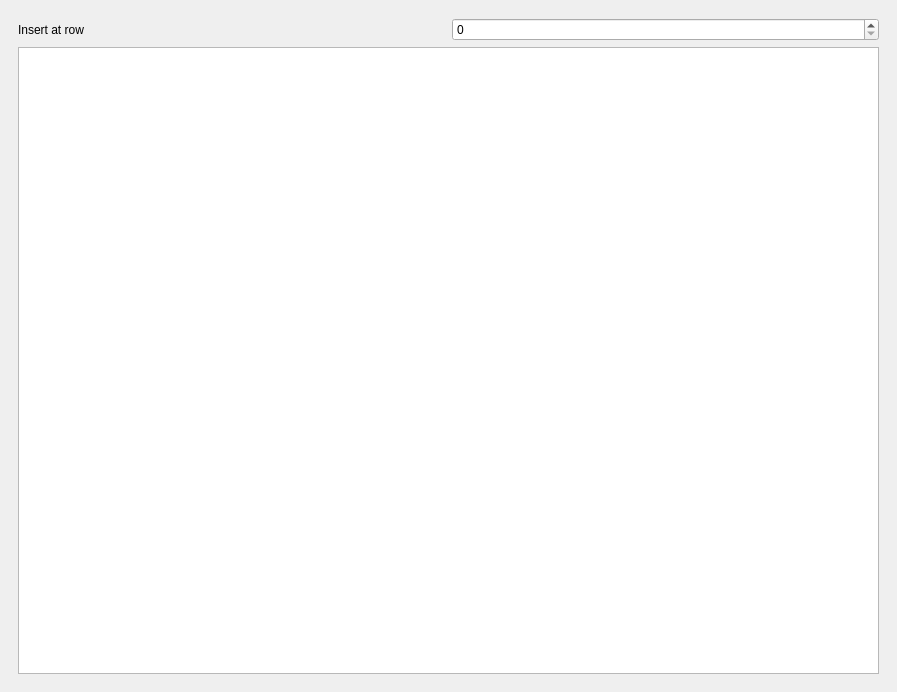
This is route_editor_dockwidget_base.ui in Drew973/route_editor as Qt 5 draws it before an edit. The edited form follows.
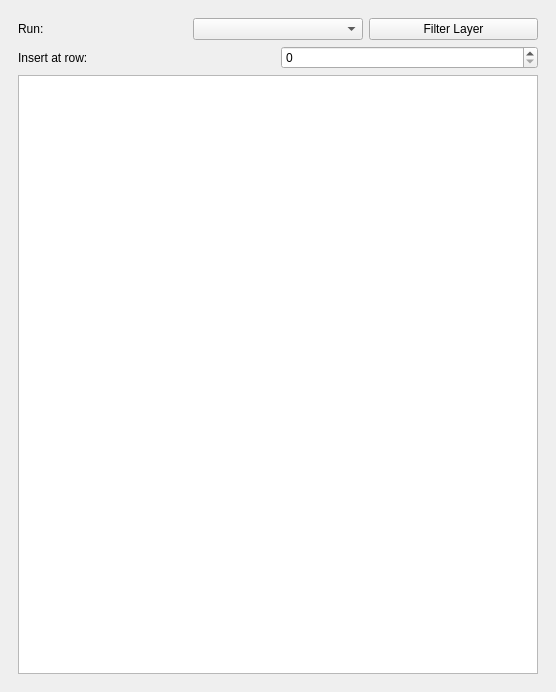
This is the edited form. Custom widgets are drawn as their Qt base class.

Commit message: Switching to spatialite and using layers directly where possible.

Diff of the .ui file:
```diff
--- a/route_editor_dockwidget_base.ui
+++ b/route_editor_dockwidget_base.ui
@@ -6,7 +6,7 @@
    <rect>
     <x>0</x>
     <y>0</y>
-    <width>897</width>
+    <width>556</width>
     <height>692</height>
    </rect>
   </property>
@@ -18,12 +18,33 @@
     <item row="0" column="0">
      <widget class="QWidget" name="mainWidget" native="true">
       <layout class="QVBoxLayout" name="verticalLayout">
+       <item>
+        <layout class="QHBoxLayout" name="horizontalLayout">
+         <item>
+          <widget class="QLabel" name="label_2">
+           <property name="text">
+            <string>Run:</string>
+           </property>
+          </widget>
+         </item>
+         <item>
+          <widget class="QComboBox" name="runBox"/>
+         </item>
+         <item>
+          <widget class="QPushButton" name="filterButton">
+           <property name="text">
+            <string>Filter Layer</string>
+           </property>
+          </widget>
+         </item>
+        </layout>
+       </item>
        <item>
         <layout class="QHBoxLayout" name="horizontalLayout_2">
          <item>
           <widget class="QLabel" name="label">
            <property name="text">
-            <string>Insert at row</string>
+            <string>Insert at row:</string>
            </property>
           </widget>
          </item>
```
The commit also changes 36 other files.
